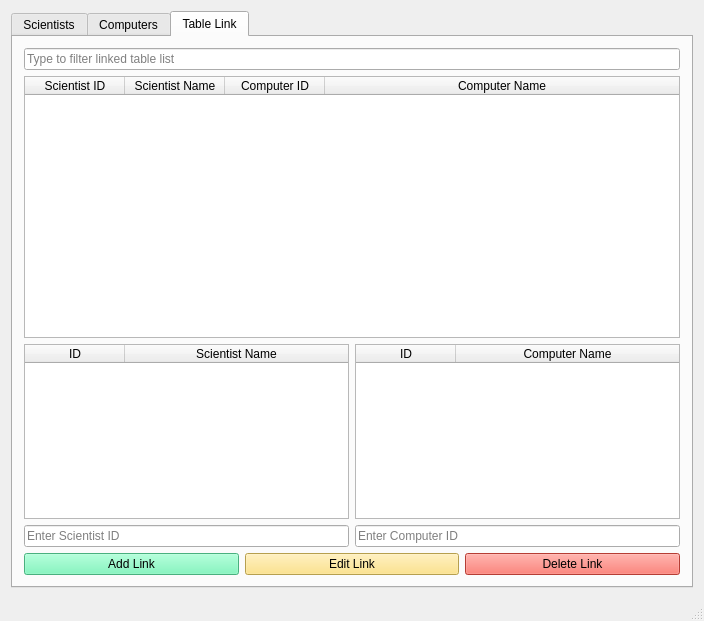
Above: mainwindow.ui from marin16/Skil3 before the change. Below: the same form after it.
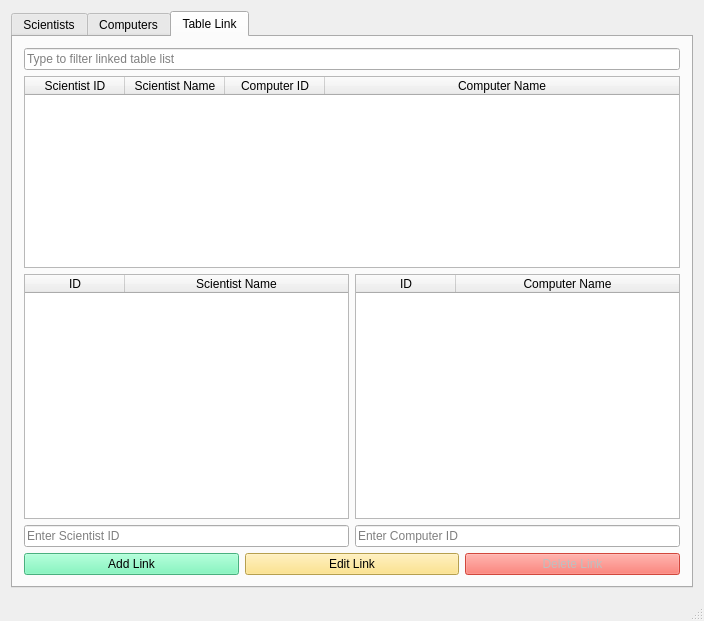
That is the form after the change. The open tabs and pages were chosen to show the change.

Commit message: Can now unlink

Diff of the .ui file:
```diff
--- a/mainwindow.ui
+++ b/mainwindow.ui
@@ -412,7 +412,7 @@
          </layout>
         </item>
         <item>
-         <layout class="QVBoxLayout" name="verticalLayout_5" stretch="6,4">
+         <layout class="QVBoxLayout" name="verticalLayout_5" stretch="0,4">
           <item>
            <widget class="QTableWidget" name="tableTableLink">
             <property name="styleSheet">
@@ -571,6 +571,9 @@
           </item>
           <item>
            <widget class="QPushButton" name="deleteTableLink">
+            <property name="enabled">
+             <bool>false</bool>
+            </property>
             <property name="styleSheet">
              <string notr="true">background-color: rgb(254, 86, 73)</string>
             </property>
```
Left out of the diff: 4 changed lines with no effect on the pictures. The commit also changes 2 other files.
